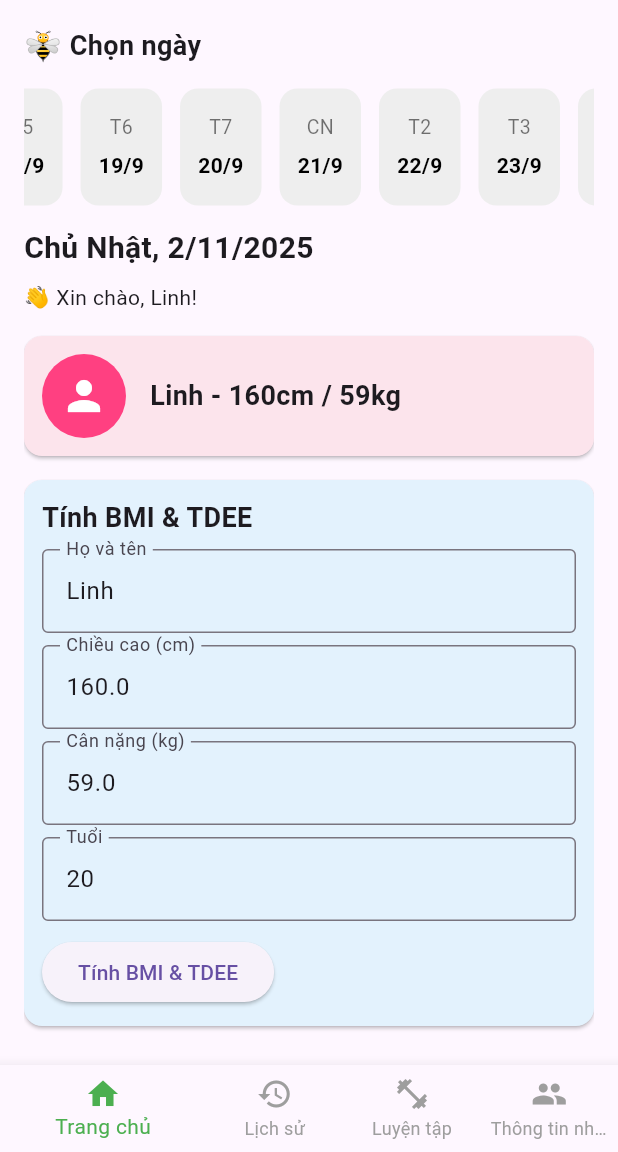
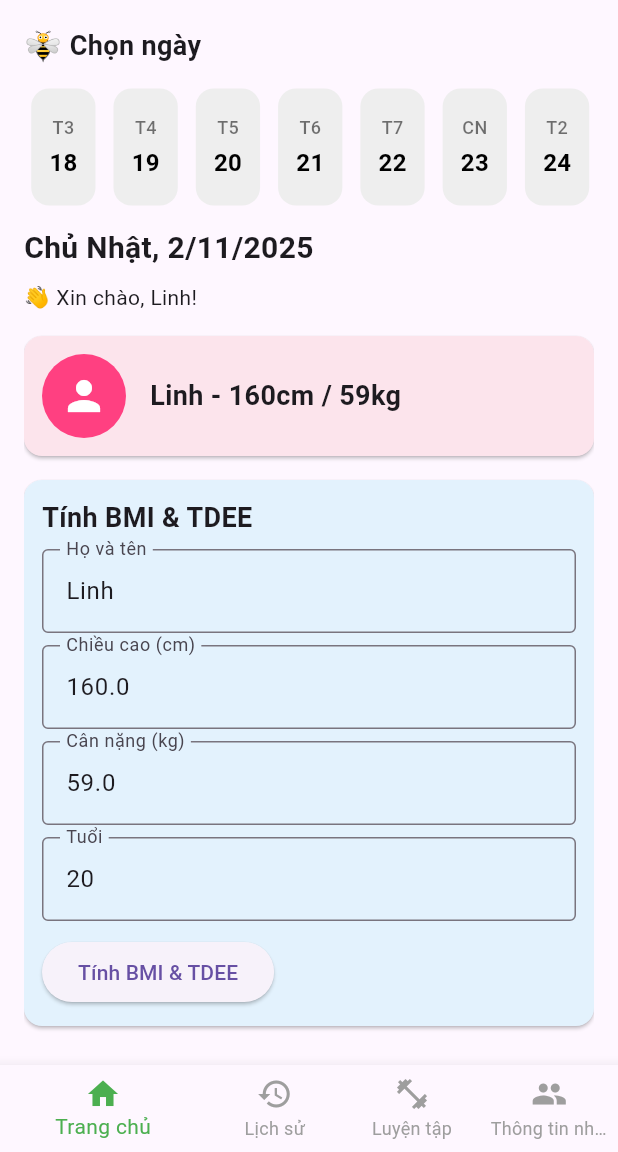
Before and after one commit to phuonglinh000/2025_LTTBDD_N04_Nhom_25, a Flutter app: the screen it shows after launch, on a phone screen of 412 x 824 dp, the part 84-1236 px from its top. Run offline on Flutter 3.47's test engine with Material 3 defaults, Android fonts, the phone set to English and light mode, and no system bars; our stand-ins replace fl_chart.

Commit message:
sửa thanh ngày

```diff
--- a/calories/lib/man_hinh_chinh.dart
+++ b/calories/lib/man_hinh_chinh.dart
@@ -24,9 +24,8 @@ class _DateSelectorState
   late ScrollController
   _scrollController;
 
-  final int totalDays = 365 * 3;
+final int totalDays = DateTime(DateTime.now().year, DateTime.now().month + 1, 0).day;
 
-  @override
   @override
   void initState() {
     super.initState();
@@ -110,34 +109,28 @@ class _DateSelectorState
                 const BouncingScrollPhysics(),
             itemCount: totalDays,
             itemBuilder: (context, index) {
-              final offset =
-                  index -
-                  (totalDays ~/ 2);
-              final day = DateTime.now()
-                  .add(
-                    Duration(
-                      days: offset,
-                    ),
-                  );
+              final day = index + 1;
+              final date = DateTime(DateTime.now().year, DateTime.now().month, day);
+
 
               final isSelected =
-                  day.year ==
+                  date.year ==
                       selectedDate
                           .year &&
-                  day.month ==
+                  date.month ==
                       selectedDate
                           .month &&
-                  day.day ==
+                  date.day ==
                       selectedDate.day;
 
               return GestureDetector(
                 onTap: () {
                   setState(
                     () => selectedDate =
-                        day,
+                        date,
                   );
                   widget.onDateSelected(
-                    day,
+                    date,
                   );
                 },
                 child: AnimatedContainer(
@@ -167,44 +160,30 @@ class _DateSelectorState
                         ),
                   ),
                 child: Column(
-                    mainAxisAlignment:
-                        MainAxisAlignment
-                            .center,
+  mainAxisAlignment: MainAxisAlignment.center,
   children: [
     Text(
-                        _getShortWeekday(
-                          day.weekday,
-                        ),
+      _getShortWeekday(date.weekday),
       style: TextStyle(
-                          color:
-                              isSelected
-                              ? Colors
-                                    .white
-                              : Colors
-                                    .black54,
-                          fontSize: 13,
+        color: isSelected ? Colors.white : Colors.black54,
+        fontSize: 12,
+        fontWeight: FontWeight.w500,
       ),
     ),
-                      const SizedBox(
-                        height: 6,
-                      ),
+    const SizedBox(height: 4),
     Text(
-                        '${day.day}/${day.month}',
+      '$day',
       style: TextStyle(
-                          color:
-                              isSelected
-                              ? Colors
-                                    .white
-                              : Colors
-                                    .black,
-                          fontWeight:
-                              FontWeight
-                                  .bold,
-                          fontSize: 14,
+        color: isSelected ? Colors.white : Colors.black,
+        fontWeight: FontWeight.bold,
+        fontSize: 16,
       ),
     ),
   ],
 ),
+
+
+
                 ),
               );
             },
--- a/calories/lib/man_hinh_lich_su.dart
+++ b/calories/lib/man_hinh_lich_su.dart
@@ -56,7 +56,7 @@ class ManHinhLichSu extends StatelessWidget {
                         toY: meal['calories'].toDouble(),
                         width: 20,
                         borderRadius: BorderRadius.circular(4),
-                        color: Colors.lightBlueAccent,
+                        color: const Color.fromARGB(255, 136, 169, 226),
                       ),
                     ],
                   );
```
Lines whose indentation alone changed are shown as unchanged.
